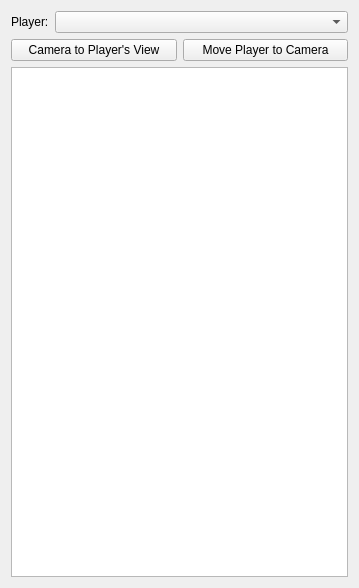
Before: the Qt Designer form src/mcedit2/ui/panels/player.ui in mcedit/mcedit2, drawn with Qt 5.
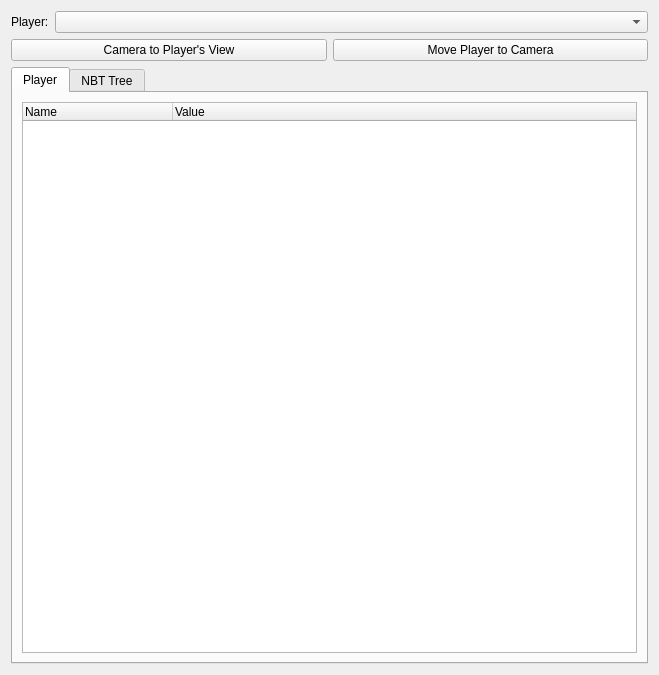
After: the same form once the commit is applied.

Commit message: Add property list to player editor (xxx still needs undo, so does chunk property editor)

What changed in the file:
```diff
--- a/src/mcedit2/ui/panels/player.ui
+++ b/src/mcedit2/ui/panels/player.ui
@@ -6,14 +6,14 @@
    <rect>
     <x>0</x>
     <y>0</y>
-    <width>359</width>
-    <height>588</height>
+    <width>659</width>
+    <height>675</height>
    </rect>
   </property>
   <property name="windowTitle">
    <string>Edit Players</string>
   </property>
-  <layout class="QVBoxLayout" name="verticalLayout">
+  <layout class="QVBoxLayout" name="verticalLayout_2">
    <item>
     <layout class="QHBoxLayout" name="horizontalLayout" stretch="0,1">
      <item>
@@ -47,13 +47,57 @@
     </layout>
    </item>
    <item>
-    <widget class="QTreeView" name="treeView">
-     <property name="alternatingRowColors">
-      <bool>true</bool>
+    <widget class="QTabWidget" name="tabWidget">
+     <property name="currentIndex">
+      <number>0</number>
      </property>
-     <property name="sortingEnabled">
-      <bool>true</bool>
-     </property>
+     <widget class="QWidget" name="tab">
+      <attribute name="title">
+       <string>Player</string>
+      </attribute>
+      <layout class="QVBoxLayout" name="verticalLayout_3">
+       <item>
+        <widget class="QTreeWidget" name="playerAttributesWidget">
+         <property name="alternatingRowColors">
+          <bool>true</bool>
+         </property>
+         <attribute name="headerDefaultSectionSize">
+          <number>150</number>
+         </attribute>
+         <column>
+          <property name="text">
+           <string>Name</string>
+          </property>
+         </column>
+         <column>
+          <property name="text">
+           <string>Value</string>
+          </property>
+         </column>
+        </widget>
+       </item>
+      </layout>
+     </widget>
+     <widget class="QWidget" name="tab_2">
+      <attribute name="title">
+       <string>NBT Tree</string>
+      </attribute>
+      <layout class="QVBoxLayout" name="verticalLayout">
+       <property name="margin">
+        <number>0</number>
+       </property>
+       <item>
+        <widget class="QTreeView" name="treeView">
+         <property name="alternatingRowColors">
+          <bool>true</bool>
+         </property>
+         <property name="sortingEnabled">
+          <bool>true</bool>
+         </property>
+        </widget>
+       </item>
+      </layout>
+     </widget>
     </widget>
    </item>
   </layout>
```
Left out of the diff: 2 changed lines with no effect on the pictures. The commit also changes 1 other file.
